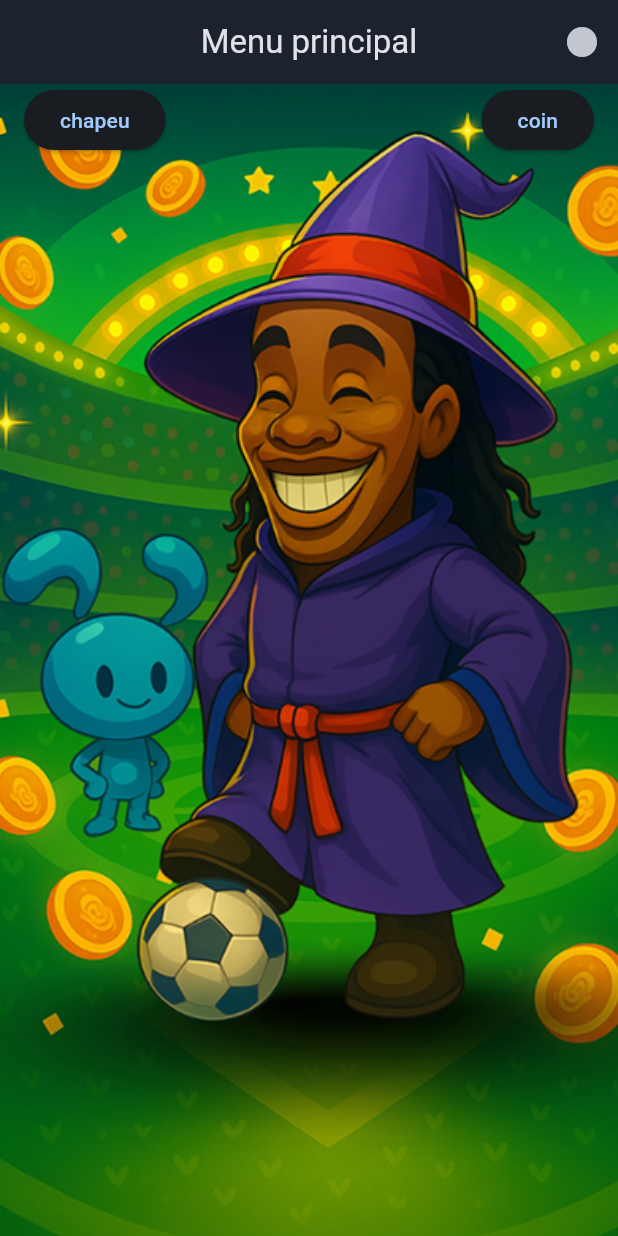
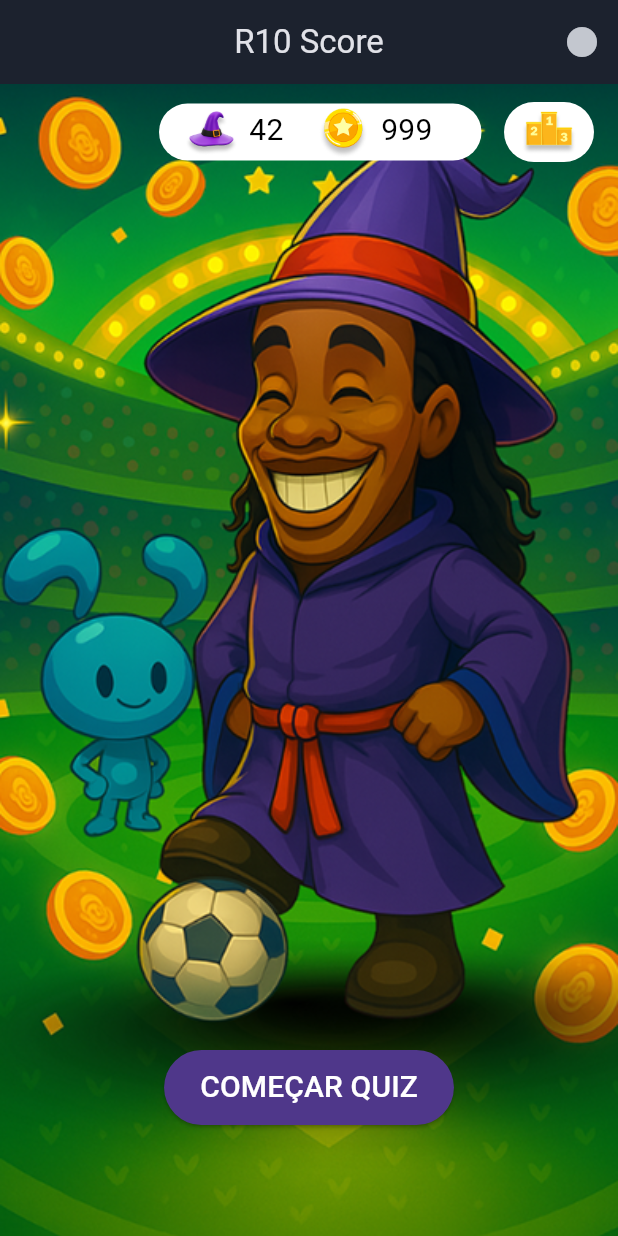
Before and after one commit to rodrigoblink172/r10_quiz, a Flutter app: the screen it shows after launch, on a phone screen of 412 x 824 dp. Run offline on Flutter 3.47's test engine with Material 3 defaults, Android fonts, the phone set to English and light mode, and no system bars.

Commit message:
Create home screen and header score

```diff
--- a/lib/config/colors.dart
+++ b/lib/config/colors.dart
@@ -5,4 +5,5 @@ class AppColors {
 
   //Azul principal
   static const Color header = Color.fromARGB(24, 29, 39, 100);
+  static const Color boxButton = Color.fromARGB(255, 255, 255, 255);
 }
--- a/lib/screens/home_screen.dart
+++ b/lib/screens/home_screen.dart
@@ -1,5 +1,6 @@
 import 'package:flutter/material.dart';
 import 'package:r10_quiz/widgets/header.dart';
+import 'package:r10_quiz/widgets/scoreHeader.dart';
 
 class Home extends StatelessWidget {
   const Home({Key? key}) : super(key: key);
@@ -7,36 +8,50 @@ class Home extends StatelessWidget {
   @override
   Widget build(BuildContext context) {
     return Scaffold(
-      appBar: const AppHeader(title: 'Menu principal'),
+      appBar: const AppHeader(title: 'R10 Score'),
       body: Stack(
         children: [
           Positioned.fill(
-            child: Image.asset('assets/images/background_ronaldinho.png',
-                fit: BoxFit.cover),
+            child: Image.asset(
+              'assets/images/background_ronaldinho.png',
+              fit: BoxFit.cover,
+            ),
           ),
           SafeArea(
             child: Padding(
                 padding: const EdgeInsets.symmetric(horizontal: 16),
                 child: Column(
                   children: [
-                    Row(
-                      mainAxisAlignment: MainAxisAlignment.spaceBetween,
-                      children: [
-                        ElevatedButton(
-                          onPressed: () {
-                            //implementar action
-                          },
-                          child: const Text ('chapeu'),
+                    const Align(
+                      alignment: Alignment.centerRight,
+                      child: Padding(
+                        padding: EdgeInsets.symmetric(vertical: 6),
+                        child: Row(
+                          mainAxisAlignment: MainAxisAlignment.end,
+                          children: [
+                            Align(
+                                alignment: Alignment.centerRight,
+                                child: Padding(
+                                  padding: EdgeInsets.symmetric(vertical: 6),
+                                  child: scoreHeader(),
+                                ))
+                          ],
                         ),
-                        ElevatedButton(
-                          onPressed: () {
-                            //implementar action
-                          },
-                          child: const Text ('coin'),
-                        )
-                      ],
+                      ),
                     ),
-
+                    Container(
+                      margin: const EdgeInsets.only(top: 580),
+                    child: ElevatedButton(onPressed: (){print('123');},
+                    style: ElevatedButton.styleFrom(
+                      backgroundColor: const Color.fromARGB(255, 79, 55, 138),
+                      foregroundColor: Colors.white,
+                      minimumSize: const Size(188, 50),
+                    ),
+                     child: const Text('COMEÇAR QUIZ',
+                      style: TextStyle(fontSize: 20),
+                    ),
+                    ),
+                    ),
                   ],
                 )),
           ),
--- /dev/null
+++ b/lib/widgets/scoreHeader.dart
@@ -0,0 +1,130 @@
+import 'package:flutter/material.dart';
+import 'package:r10_quiz/config/colors.dart';
+
+class scoreHeader extends StatelessWidget {
+  const scoreHeader({super.key});
+
+  @override
+  Widget build(BuildContext context) {
+    return Row(
+      children: [
+        Container(
+          decoration: BoxDecoration(
+              color: AppColors.boxButton,
+              borderRadius: BorderRadius.circular(20)),
+          padding: const EdgeInsets.only(top: 2, bottom: 0, left: 5),
+          width: 215,
+          height: 38,
+          child: Row(
+            children: [
+              GestureDetector(
+                onTap: () {
+                  showDialog(
+                    context: context,
+                    barrierDismissible: true,
+                    builder:(context) {
+                      Future.delayed(const Duration(seconds: 3), ()
+                      {
+                        Navigator.of(context).pop(true);
+                      });
+
+                      return const AlertDialog(
+                        content: Text('Funcionalidade indispoível no momento'),
+                      );
+
+
+                    },
+                  );
+                },
+                child: Row(
+                  children: [
+                    Padding(
+
+                    padding: const EdgeInsets.only(left: 5),
+                    child: Image.asset(
+                      'assets/images/hat_icon.png',
+                      width: 50,
+                      height: 50,
+
+
+                    ),
+                ),
+
+                    const SizedBox(width: 0),
+                    const Padding(
+                      padding: EdgeInsets.only( bottom: 4, right: 15),
+                      child: Text(
+                        '42',
+                        style: TextStyle(
+                          color: Colors.black,
+                          fontSize: 20,
+                        ),
+                      ),
+                    ),
+                  ],
+                ),
+              ),
+              GestureDetector(
+                onTap: () {
+                  showDialog(
+                    context: context,
+                    barrierDismissible: true,
+                    builder:(context) {
+                      Future.delayed(const Duration(seconds: 3), ()
+                      {
+                        Navigator.of(context).pop(true);
+                      });
+
+                      return const AlertDialog(
+                        content: Text('Funcionalidade indispoível no momento'),
+                      );
+
+
+                    },
+                  );
+                },
+                child: Row(
+                  children: [
+                    Image.asset(
+                      'assets/images/coin_icon.png',
+                      width: 50,
+                      height: 50,
+                    ),
+                    const SizedBox(width: 0),
+                    const Padding(
+                      padding: EdgeInsets.only(bottom: 4),
+                      child: Text('999',
+                          style: TextStyle(color: Colors.black, fontSize: 20)),
+                    ),
+                  ],
+                ),
+              ),
+            ],
+          ),
+        ),
+        Container(
+          decoration: BoxDecoration(
+              color: AppColors.boxButton,
+              borderRadius: BorderRadius.circular(20)),
+          padding: const EdgeInsets.only(
+            top: 2,
+            bottom: 0,
+          ),
+          margin: const EdgeInsets.only(left: 15),
+          width: 60,
+          height: 40,
+          child: GestureDetector(
+            onTap: () {
+              print('ranking');
+            },
+            child: Image.asset(
+              'assets/images/ranking_icon.png',
+              width: 100,
+              height: 50,
+            ),
+          ),
+        ),
+      ],
+    );
+  }
+}
```
Also changed, not shown: assets/images/background.png (added), assets/images/coin_icon.png (added), assets/images/hat_icon.png (added), assets/images/ranking_icon.png (added), 1 other file.
